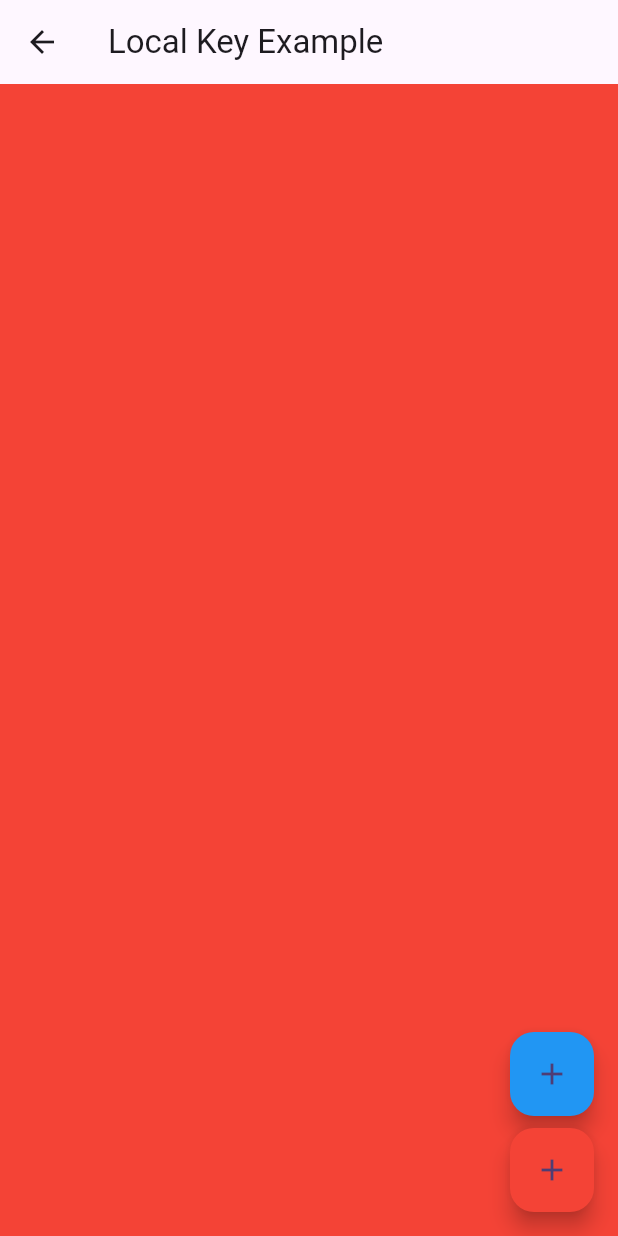
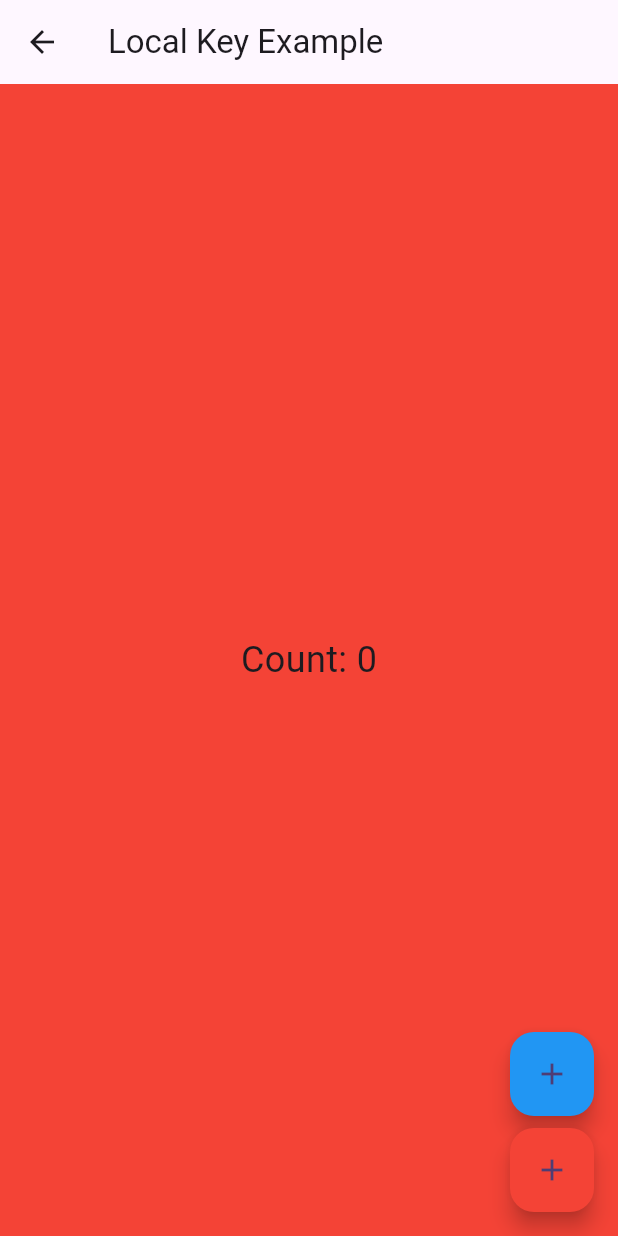
Before and after one commit to RuslanTsitser/otus_example, a Flutter app: the LocalKeyExample screen opened directly, on a phone screen of 412 x 824 dp. Run offline on Flutter 3.47's test engine with Material 3 defaults, Android fonts, the phone set to English and light mode, and no system bars.

Commit message:
chore: Update module 2 theme 3 example imports and file structure

```diff
--- a/lib/src/example/local_key_example.dart
+++ b/lib/src/example/module_2_theme_3/local_key_example.dart
@@ -9,6 +9,7 @@ class LocalKeyExample extends StatefulWidget {
 
 class _LocalKeyExampleState extends State<LocalKeyExample> {
   Color _color = Colors.red;
+  final int _count = 0;
 
   @override
   Widget build(BuildContext context) {
@@ -18,11 +19,26 @@ class _LocalKeyExampleState extends State<LocalKeyExample> {
       ),
       body: AnimatedSwitcher(
         duration: const Duration(seconds: 1),
-        child: Container(
+        child:
+            //  _count == 0
+            //     ? SizedBox(
+            //         child: Text(
+            //           'Count: $_count',
+            //           style: const TextStyle(fontSize: 24),
+            //         ),
+            //       )
+            //     :
+            Container(
           // key: UniqueKey(),
-          key: ValueKey<Color>(_color),
+          key: ValueKey<int>(_count),
           // key: ObjectKey(_color),
           color: _color,
+          child: Center(
+            child: Text(
+              'Count: $_count',
+              style: const TextStyle(fontSize: 24),
+            ),
+          ),
         ),
       ),
       floatingActionButton: Column(
@@ -33,6 +49,7 @@ class _LocalKeyExampleState extends State<LocalKeyExample> {
               onPressed: () {
                 setState(() {
                   _color = Colors.blue;
+                  // _count = 1;
                 });
               },
               child: const Icon(
@@ -44,6 +61,7 @@ class _LocalKeyExampleState extends State<LocalKeyExample> {
             onPressed: () {
               setState(() {
                 _color = Colors.red;
+                // _count = 0;
               });
             },
             child: const Icon(
```
Also changed, not shown: lib/src/example/index.dart (+8 -8 lines), lib/src/example/module_2_theme_3/stateful_widget_example.dart (renamed from lib/src/example/stateful_widget_example.dart, +4 -3 lines), lib/src/example/module_2_theme_3/global_key_read_property_example.dart (renamed from lib/src/example/global_key_read_property_example.dart), lib/src/example/module_2_theme_3/global_key_save_state_example.dart (renamed from lib/src/example/global_key_save_state_example.dart), lib/src/example/module_2_theme_3/inherited_model_example.dart (renamed from lib/src/example/inherited_model_example.dart), lib/src/example/module_2_theme_3/inherited_notifier_example.dart (renamed from lib/src/example/inherited_notifier_example.dart), lib/src/example/module_2_theme_3/inherited_widget_example_with_callback.dart (renamed from lib/src/example/inherited_widget_example_with_callback.dart), lib/src/example/module_2_theme_3/simple_inherited_widget_example.dart (renamed from lib/src/example/simple_inherited_widget_example.dart).
